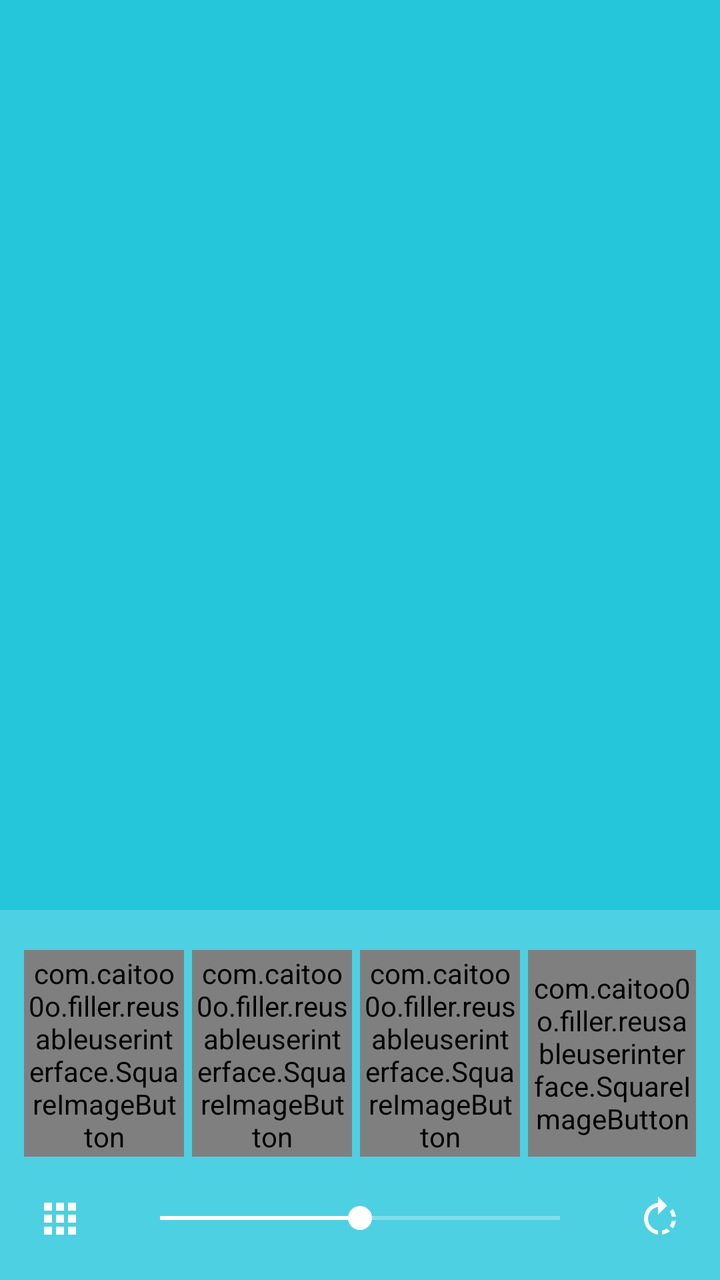
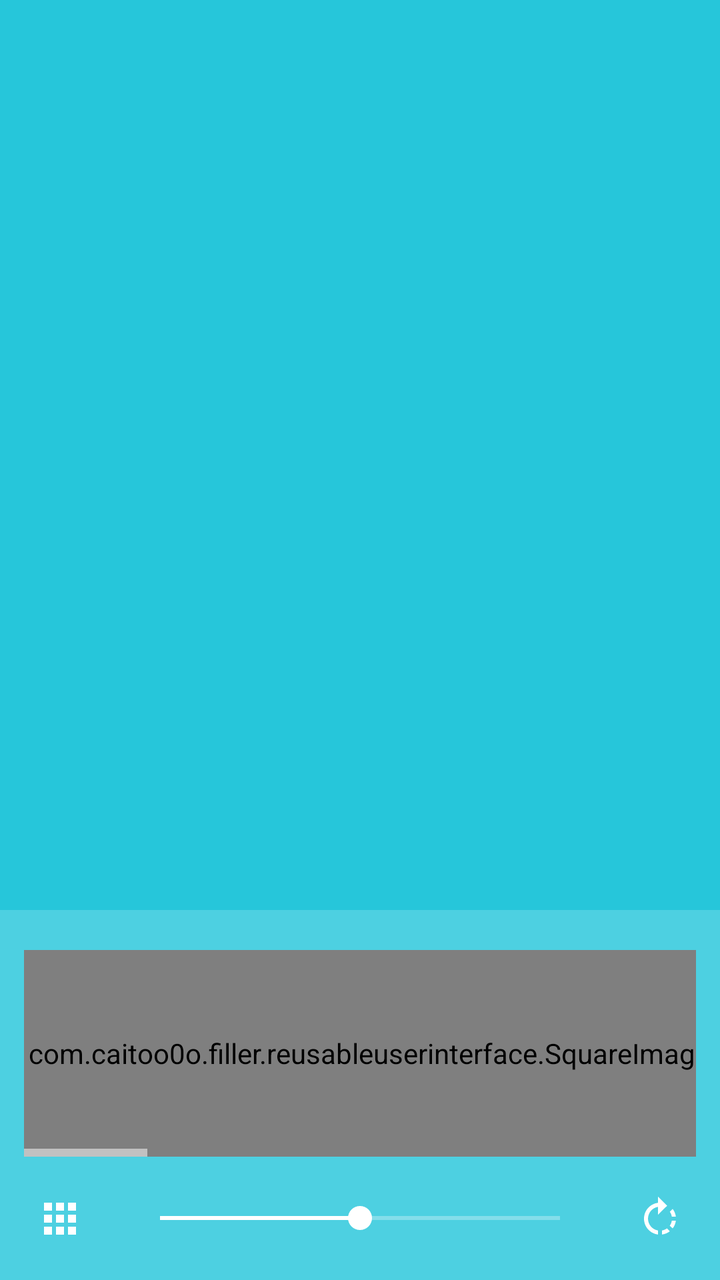

Screens rendered from an Android XML layout before and after an edit, with the pre-edit source and the edit as a unified diff.
<!-- AndroidManifest.xml: application theme AppTheme -->
<!-- res/layout/activity_pic_edit.xml -->
<?xml version="1.0" encoding="utf-8"?>
<LinearLayout xmlns:android="http://schemas.android.com/apk/res/android"
    xmlns:tools="http://schemas.android.com/tools"
    android:id="@+id/outer_layout"
    android:layout_width="match_parent"
    android:layout_height="match_parent"
    android:orientation="vertical"
    tools:context="com.caitoo0o.filler.activities.loggedinactivities.PicEditActivity" >

    <RelativeLayout
        android:id="@+id/imageAreaLayout"
        android:layout_width="match_parent"
        android:layout_height="0dp"
        android:layout_weight="7"
        android:layout_marginLeft="@dimen/activity_vertical_margin"
        android:layout_marginRight="@dimen/activity_vertical_margin"
        android:layout_marginTop="@dimen/activity_horizontal_margin"
        android:layout_marginBottom="@dimen/activity_horizontal_margin"
        android:orientation="vertical">

        <ImageView
            android:layout_width="match_parent"
            android:layout_height="match_parent"
            android:id="@+id/theImage"
            android:layout_centerInParent="true" />

        <ProgressBar
            style="?android:attr/progressBarStyleLarge"
            android:layout_width="wrap_content"
            android:layout_height="wrap_content"
            android:id="@+id/progress_bar"
            android:layout_centerVertical="true"
            android:layout_centerHorizontal="true"
            android:indeterminate="true"
            android:visibility="gone"/>
    </RelativeLayout>

    <LinearLayout
        android:layout_width="match_parent"
        android:layout_height="0dp"
        android:layout_weight="3"
        android:layout_alignParentBottom="true"
        android:background="@color/colorPrimary"
        android:orientation="vertical"
        android:id="@+id/effect_ctrl_layout"
        android:visibility="visible">

        <LinearLayout
            android:id="@+id/icon_linear_layout"
            android:layout_width="wrap_content"
            android:layout_height="0dp"
            android:layout_weight="2"
            android:layout_gravity="center"
            android:paddingRight="@dimen/activity_horizontal_margin"
            android:paddingLeft="@dimen/activity_horizontal_margin"
            android:orientation="horizontal">

            <com.caitoo0o.filler.reusableuserinterface.SquareImageButton
                android:id="@+id/icon_square_button"
                android:layout_width="0dp"
                android:layout_height="match_parent"
                android:layout_weight="2"
                android:background="@drawable/effect_button"
                android:onClick="onRandomBleedFill"
                android:layout_marginTop="@dimen/activity_vertical_margin"
                android:layout_marginRight="@dimen/small_margin"
                android:padding="@dimen/image_button_border"
                android:scaleType="centerCrop"
                android:clickable="false" />

            <com.caitoo0o.filler.reusableuserinterface.SquareImageButton
                android:id="@+id/threshold_button"
                android:layout_width="0dp"
                android:layout_height="match_parent"
                android:layout_weight="2"
                android:background="@drawable/effect_button"
                android:onClick="onThreshold"
                android:layout_marginTop="@dimen/activity_vertical_margin"
                android:layout_marginRight="@dimen/small_margin"
                android:padding="@dimen/image_button_border"
                android:scaleType="centerCrop"
                android:clickable="false" />

            <com.caitoo0o.filler.reusableuserinterface.SquareImageButton
                android:id="@+id/random_line_button"
                android:layout_width="0dp"
                android:layout_height="match_parent"
                android:layout_weight="2"
                android:background="@drawable/effect_button"
                android:onClick="onRandomLineFill"
                android:layout_marginTop="@dimen/activity_vertical_margin"
                android:layout_marginRight="@dimen/small_margin"
                android:padding="@dimen/image_button_border"
                android:scaleType="centerCrop"
                android:clickable="false" />

            <com.caitoo0o.filler.reusableuserinterface.SquareImageButton
                android:id="@+id/random_flood_button"
                android:layout_width="0dp"
                android:layout_height="match_parent"
                android:layout_weight="2"
                android:background="@drawable/effect_button"
                android:onClick="onRandomFloodFill"
                android:layout_marginTop="@dimen/activity_vertical_margin"
                android:padding="@dimen/image_button_border"
                android:scaleType="centerCrop"
                android:clickable="false" />

        </LinearLayout>


        <LinearLayout
            android:layout_width="match_parent"
            android:layout_height="0dp"
            android:layout_weight="1">

            <ImageButton
                android:id="@+id/choose_palette"
                android:layout_width="0dp"
                android:layout_height="match_parent"
                android:layout_weight="2"
                android:background="@drawable/my_menu_bar_button"
                android:onClick="onChoosePalette"
                android:src="@drawable/ic_chooser_24dp"
                android:clickable="false" />

            <SeekBar
                android:id="@+id/effect_ctrl_seekbar"
                android:layout_width="0dp"
                android:layout_height="match_parent"
                android:layout_weight="8"
                android:padding="@dimen/activity_vertical_margin"
                android:layout_alignParentBottom="true"
                android:progress="50" />

            <ImageButton
                android:id="@+id/rotate_right"
                android:layout_width="0dp"
                android:layout_height="match_parent"
                android:layout_weight="2"
                android:background="@drawable/my_menu_bar_button"
                android:onClick="onRotateRight"
                android:src="@drawable/ic_rotate_right_24dp"
                android:clickable="false" />

        </LinearLayout>
    </LinearLayout>
</LinearLayout>
<!-- resources referenced by this layout -->
<resources>
  <color name="colorPrimary">#ff4DD0E1</color>
  <dimen name="activity_horizontal_margin">12dp</dimen>
  <dimen name="activity_vertical_margin">20dp</dimen>
  <dimen name="image_button_border">2dp</dimen>
  <dimen name="small_margin">4dp</dimen>
  <!-- drawable effect_button (drawable) -->
  <layer-list xmlns:android="http://schemas.android.com/apk/res/android" >
      <item>
          <shape android:shape="rectangle" >
              <stroke
                  android:width="@dimen/image_button_border"
                  android:color="@color/colorAccent" />
  
              <solid android:color="#00FFFFFF" />
          </shape>
      </item>
  </layer-list>
  <!-- drawable ic_chooser_24dp (drawable) -->
  <vector xmlns:android="http://schemas.android.com/apk/res/android"
          android:width="24dp"
          android:height="24dp"
          android:viewportWidth="24.0"
          android:viewportHeight="24.0">
      
      <path
          android:fillColor="#FFFFFFFF"
          android:pathData="M4,8h4L8,4L4,4v4zM10,20h4v-4h-4v4zM4,20h4v-4L4,16v4zM4,14h4v-4L4,10v4zM10,14h4v-4h-4v4zM16,4v4h4L20,4h-4zM10,8h4L14,4h-4v4zM16,14h4v-4h-4v4zM16,20h4v-4h-4v4z"/>
  </vector>
  <!-- drawable ic_rotate_right_24dp (drawable) -->
  <vector xmlns:android="http://schemas.android.com/apk/res/android"
          android:width="24dp"
          android:height="24dp"
          android:viewportWidth="24.0"
          android:viewportHeight="24.0">
      
      <path
          android:fillColor="#FFFFFFFF"
          android:pathData="M15.55,5.55L11,1v3.07C7.06,4.56 4,7.92 4,12s3.05,7.44 7,7.93v-2.02c-2.84,-0.48 -5,-2.94 -5,-5.91s2.16,-5.43 5,-5.91V10l4.55,-4.45zM19.93,11c-0.17,-1.39 -0.72,-2.73 -1.62,-3.89l-1.42,1.42c0.54,0.75 0.88,1.6 1.02,2.47h2.02zM13,17.9v2.02c1.39,-0.17 2.74,-0.71 3.9,-1.61l-1.44,-1.44c-0.75,0.54 -1.59,0.89 -2.46,1.03zm3.89,-2.42l1.42,1.41c0.9,-1.16 1.45,-2.5 1.62,-3.89h-2.02c-0.14,0.87 -0.48,1.72 -1.02,2.48z"/>
  </vector>
  <style name="AppTheme" parent="Theme.AppCompat">
          
          <item name="colorPrimary">@color/colorPrimary</item>
          <item name="colorPrimaryDark">@color/colorPrimaryDark</item> 
          <item name="colorAccent">@color/colorAccent</item> 
          <item name="android:colorBackground">@color/colorPrimaryDark</item> 
          <item name="android:windowBackground">@color/colorPrimaryDark</item> 
          <item name="android:itemBackground">@color/colorPrimary</item> 
  
          <item name="android:textColorPrimary">@color/colorAccent</item> 
          
          <item name="android:textColorSecondary">@color/colorAccent</item> 
          
          
          
          
          
          
          
          <item name="android:textColorHighlight">@color/colorPrimary</item>
          <item name="android:textColorLink">@color/colorHighlight</item>
      </style>
  <color name="colorAccent">#ffffffff</color>
  <color name="colorHighlight">#ff84FFFF</color>
  <dimen name="button_radius">8dp</dimen>
  <color name="colorPrimaryDark">#ff26C6DA</color>
  <!-- unchanged entries left out for length: 1 -->
</resources>

<!-- the commit's change to res/layout/activity_pic_edit.xml (unified diff, before → after) -->
@@ -45,68 +45,81 @@
         android:id="@+id/effect_ctrl_layout"
         android:visibility="visible">
 
-        <LinearLayout
-            android:id="@+id/icon_linear_layout"
+        <HorizontalScrollView
             android:layout_width="wrap_content"
             android:layout_height="0dp"
             android:layout_weight="2"
             android:layout_gravity="center"
             android:paddingRight="@dimen/activity_horizontal_margin"
-            android:paddingLeft="@dimen/activity_horizontal_margin"
-            android:orientation="horizontal">
+            android:paddingLeft="@dimen/activity_horizontal_margin" >
 
-            <com.caitoo0o.filler.reusableuserinterface.SquareImageButton
-                android:id="@+id/icon_square_button"
-                android:layout_width="0dp"
+            <LinearLayout
+                android:id="@+id/icon_linear_layout"
+                android:layout_width="wrap_content"
                 android:layout_height="match_parent"
-                android:layout_weight="2"
-                android:background="@drawable/effect_button"
-                android:onClick="onRandomBleedFill"
-                android:layout_marginTop="@dimen/activity_vertical_margin"
-                android:layout_marginRight="@dimen/small_margin"
-                android:padding="@dimen/image_button_border"
-                android:scaleType="centerCrop"
-                android:clickable="false" />
+                android:orientation="horizontal">
 
-            <com.caitoo0o.filler.reusableuserinterface.SquareImageButton
-                android:id="@+id/threshold_button"
-                android:layout_width="0dp"
-                android:layout_height="match_parent"
-                android:layout_weight="2"
-                android:background="@drawable/effect_button"
-                android:onClick="onThreshold"
-                android:layout_marginTop="@dimen/activity_vertical_margin"
-                android:layout_marginRight="@dimen/small_margin"
-                android:padding="@dimen/image_button_border"
-                android:scaleType="centerCrop"
-                android:clickable="false" />
+                <com.caitoo0o.filler.reusableuserinterface.SquareImageButton
+                    android:id="@+id/icon_square_button"
+                    android:layout_width="wrap_content"
+                    android:layout_height="match_parent"
+                    android:background="@drawable/effect_button"
+                    android:onClick="onRandomBleedFill"
+                    android:layout_marginTop="@dimen/activity_vertical_margin"
+                    android:layout_marginRight="@dimen/small_margin"
+                    android:padding="@dimen/image_button_border"
+                    android:scaleType="centerCrop"
+                    android:clickable="false" />
 
-            <com.caitoo0o.filler.reusableuserinterface.SquareImageButton
-                android:id="@+id/random_line_button"
-                android:layout_width="0dp"
-                android:layout_height="match_parent"
-                android:layout_weight="2"
-                android:background="@drawable/effect_button"
-                android:onClick="onRandomLineFill"
-                android:layout_marginTop="@dimen/activity_vertical_margin"
-                android:layout_marginRight="@dimen/small_margin"
-                android:padding="@dimen/image_button_border"
-                android:scaleType="centerCrop"
-                android:clickable="false" />
+                <com.caitoo0o.filler.reusableuserinterface.SquareImageButton
+                    android:id="@+id/threshold_button"
+                    android:layout_width="wrap_content"
+                    android:layout_height="match_parent"
+                    android:background="@drawable/effect_button"
+                    android:onClick="onThreshold"
+                    android:layout_marginTop="@dimen/activity_vertical_margin"
+                    android:layout_marginRight="@dimen/small_margin"
+                    android:padding="@dimen/image_button_border"
+                    android:scaleType="centerCrop"
+                    android:clickable="false" />
 
-            <com.caitoo0o.filler.reusableuserinterface.SquareImageButton
-                android:id="@+id/random_flood_button"
-                android:layout_width="0dp"
-                android:layout_height="match_parent"
-                android:layout_weight="2"
-                android:background="@drawable/effect_button"
-                android:onClick="onRandomFloodFill"
-                android:layout_marginTop="@dimen/activity_vertical_margin"
-                android:padding="@dimen/image_button_border"
-                android:scaleType="centerCrop"
-                android:clickable="false" />
+                <com.caitoo0o.filler.reusableuserinterface.SquareImageButton
+                    android:id="@+id/random_line_button"
+                    android:layout_width="wrap_content"
+                    android:layout_height="match_parent"
+                    android:background="@drawable/effect_button"
+                    android:onClick="onRandomLineFill"
+                    android:layout_marginTop="@dimen/activity_vertical_margin"
+                    android:layout_marginRight="@dimen/small_margin"
+                    android:padding="@dimen/image_button_border"
+                    android:scaleType="centerCrop"
+                    android:clickable="false" />
+
+                <com.caitoo0o.filler.reusableuserinterface.SquareImageButton
+                    android:id="@+id/random_flood_button"
+                    android:layout_width="wrap_content"
+                    android:layout_height="match_parent"
+                    android:background="@drawable/effect_button"
+                    android:onClick="onRandomFloodFill"
+                    android:layout_marginTop="@dimen/activity_vertical_margin"
+                    android:layout_marginRight="@dimen/small_margin"
+                    android:padding="@dimen/image_button_border"
+                    android:scaleType="centerCrop"
+                    android:clickable="false" />
+
+                <com.caitoo0o.filler.reusableuserinterface.SquareImageButton
+                    android:id="@+id/invert_button"
+                    android:layout_width="wrap_content"
+                    android:layout_height="match_parent"
+                    android:background="@drawable/effect_button"
+                    android:onClick="onInvert"
+                    android:layout_marginTop="@dimen/activity_vertical_margin"
+                    android:padding="@dimen/image_button_border"
+                    android:scaleType="centerCrop"
+                    android:clickable="false" />
 
         </LinearLayout>
+        </HorizontalScrollView>
 
 
         <LinearLayout
